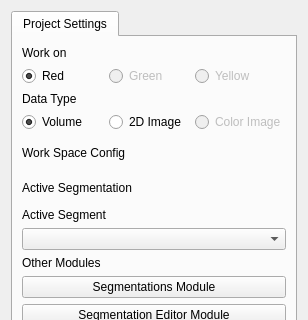
bingogome/samm, file samm/SammBase/Resources/UI/SammBase.ui: the form before one commit; both pictures show x 0 to 308 and y 0 to 320 of the 308 by 842 pixel window.
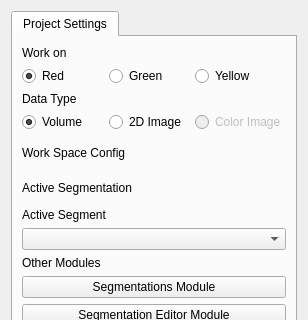
The form after the commit. Custom widgets are drawn as their Qt base class.

Patch:
```diff
--- a/samm/SammBase/Resources/UI/SammBase.ui
+++ b/samm/SammBase/Resources/UI/SammBase.ui
@@ -44,7 +44,7 @@
        <item row="1" column="1">
         <widget class="QRadioButton" name="radioWorkOnGreen">
          <property name="enabled">
-          <bool>false</bool>
+          <bool>true</bool>
          </property>
          <property name="text">
           <string>Green</string>
@@ -83,7 +83,7 @@
        <item row="1" column="2">
         <widget class="QRadioButton" name="radioWorkOnYellow">
          <property name="enabled">
-          <bool>false</bool>
+          <bool>true</bool>
          </property>
          <property name="text">
           <string>Yellow</string>
```
